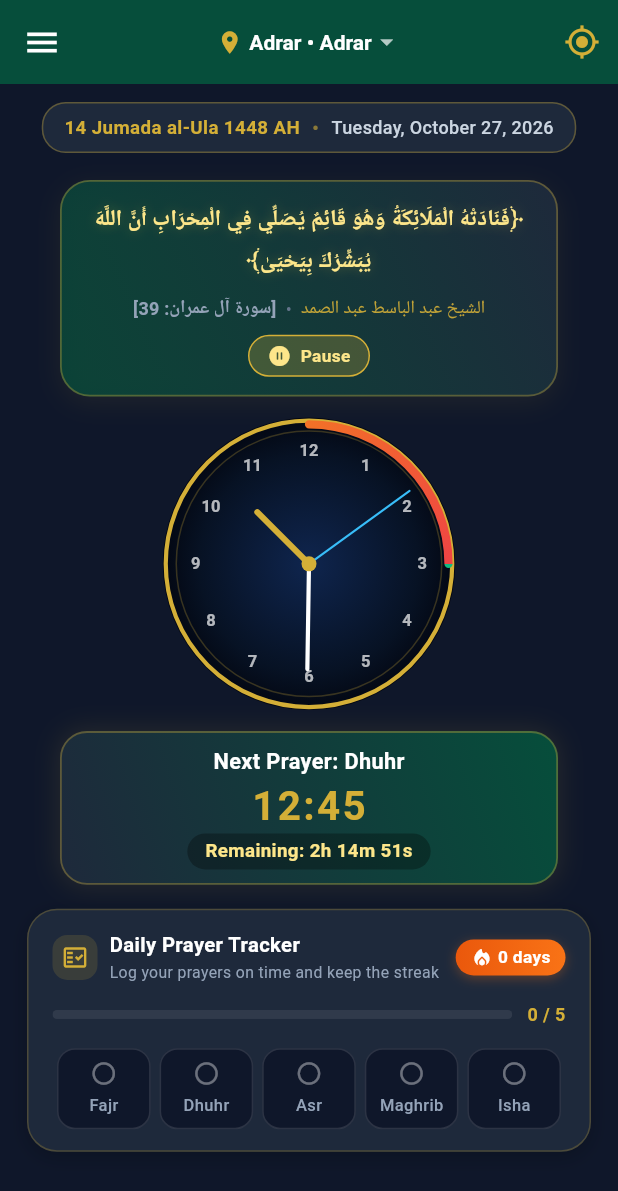
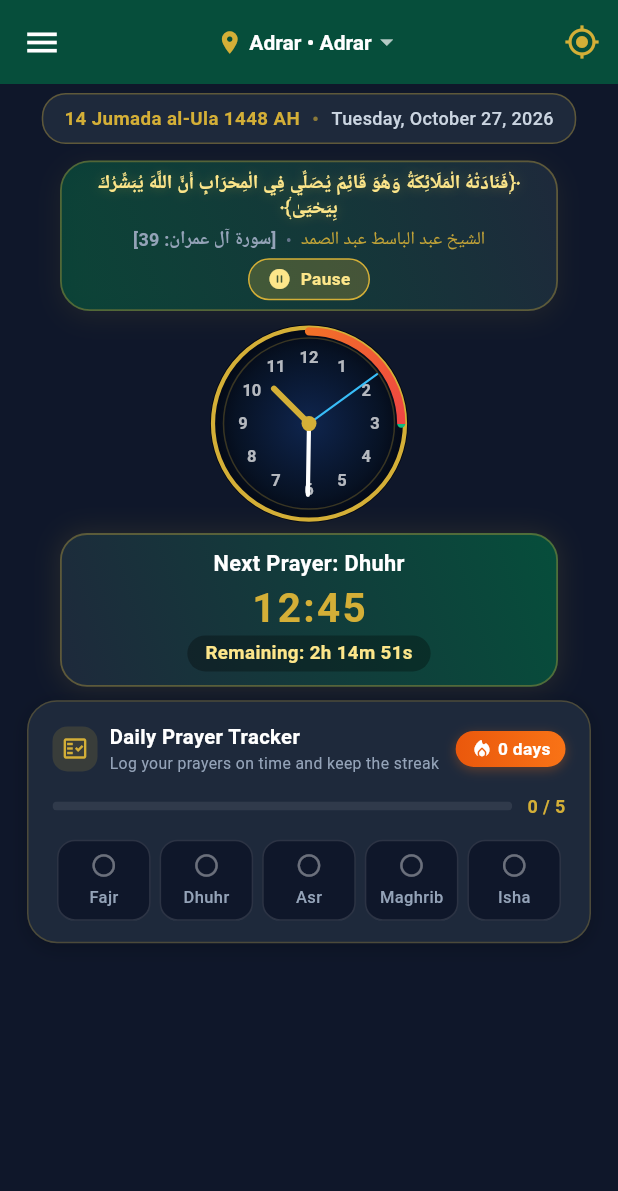
Before and after one commit to dahmane0509/mihrab, a Flutter app: the NextPrayerScreen screen opened directly with sample values from the repository, on a phone screen of 412 x 824 dp. Shown: the top 1191 px of the screen. Run offline on Flutter 3.47's test engine with Material 3 defaults, Android fonts, the phone set to English and light mode, and no system bars; our stand-ins replace audioplayers, device_info_plus, flutter_local_notifications, geolocator, google_fonts, package_info_plus and 4 more; accounts and stored records are empty; Roboto replaces fonts that are missing (Amiri); statements that could not run were skipped.

Commit message:
Fix dual Adhan playback, SplashScreen Sheikh text overflow, and NextPrayerScreen compact layout (v1.0.3)

```diff
--- a/lib/screens/next_prayer_screen.dart
+++ b/lib/screens/next_prayer_screen.dart
@@ -130,13 +130,8 @@ class _NextPrayerScreenState extends State<NextPrayerScreen> {
   }
 
   void _triggerPrayerAdhanAlert(String prayerName, String prayerKey) {
+    VerseAudioService.stopVerse();
     if (const bool.fromEnvironment('FLUTTER_TEST')) return;
-
-    PrayerNotificationService.triggerAdhanNotification(
-      prayerName: prayerName,
-      prayerKey: prayerKey,
-      communeName: widget.currentCommune?.nameAr ?? widget.currentWilaya.nameAr,
-    );
 
     showDialog<void>(
       context: context,
@@ -155,7 +150,7 @@ class _NextPrayerScreenState extends State<NextPrayerScreen> {
               SizedBox(width: 10),
               Text(
                 "حان الآن موعد الصلاة",
-                style: TextStyle(color: Colors.white, fontSize: 17, fontWeight: FontWeight.bold),
+                style: TextStyle(color: Colors.white, fontSize: 13, fontWeight: FontWeight.bold),
               ),
             ],
           ),
@@ -165,9 +160,9 @@ class _NextPrayerScreenState extends State<NextPrayerScreen> {
               Text(
                 "الله أكبر الله أكبر\nحان الآن موعد أذان صلاة $prayerName حسب التوقيت المحلي لـ $locName 🕌",
                 textAlign: TextAlign.center,
-                style: const TextStyle(color: Colors.white, fontSize: 15, height: 1.6),
+                style: const TextStyle(color: Colors.white, fontSize: 13, height: 1.3),
               ),
-              const SizedBox(height: 12),
+              const SizedBox(height: 5),
               const Text(
                 "«حَيَّ عَلَى الصَّلَاةِ، حَيَّ عَلَى الْفَلَاحِ»",
                 style: TextStyle(color: Color(0xFFFDE68A), fontWeight: FontWeight.bold, fontSize: 14),
@@ -375,7 +370,7 @@ class _NextPrayerScreenState extends State<NextPrayerScreen> {
                 ],
               ),
               body: SingleChildScrollView(
-                padding: const EdgeInsets.symmetric(horizontal: 18.0, vertical: 12.0),
+                padding: const EdgeInsets.symmetric(horizontal: 18.0, vertical: 6),
                 child: Column(
                   children: [
                     // Dates card - Perfectly centered per user request
@@ -409,13 +404,13 @@ class _NextPrayerScreenState extends State<NextPrayerScreen> {
                         ),
                       ),
                     ),
-                    const SizedBox(height: 12),
+                    const SizedBox(height: 5),
 
                     // Mihrab Holy Quran Verse Card with Recitation Control
                     Container(
                       width: double.infinity,
                       margin: const EdgeInsets.symmetric(horizontal: 22.0, vertical: 6.0),
-                      padding: const EdgeInsets.symmetric(horizontal: 16.0, vertical: 12.0),
+                      padding: const EdgeInsets.symmetric(horizontal: 16.0, vertical: 6),
                       clipBehavior: Clip.antiAlias,
                       decoration: BoxDecoration(
                         gradient: LinearGradient(
@@ -449,9 +444,9 @@ class _NextPrayerScreenState extends State<NextPrayerScreen> {
                             textDirection: TextDirection.rtl,
                             style: GoogleFonts.amiri(
                               color: const Color(0xFFFDE68A),
-                              fontSize: 15,
+                              fontSize: 13,
                               fontWeight: FontWeight.bold,
-                              height: 1.8,
+                              height: 1.3,
                               shadows: [
                                 Shadow(
                                   color: const Color(0xFFD4AF37).withValues(alpha: 0.35),
@@ -461,7 +456,7 @@ class _NextPrayerScreenState extends State<NextPrayerScreen> {
                             ),
                           ),
 
-                          const SizedBox(height: 8),
+                          const SizedBox(height: 3),
 
                           // Attribution with Wrap to guarantee zero overflow
                           Wrap(
@@ -495,7 +490,7 @@ class _NextPrayerScreenState extends State<NextPrayerScreen> {
                             ],
                           ),
 
-                          const SizedBox(height: 8),
+                          const SizedBox(height: 3),
 
                           // Interactive Audio Recitation Button with live state
                           ValueListenableBuilder<bool>(
@@ -551,7 +546,7 @@ class _NextPrayerScreenState extends State<NextPrayerScreen> {
                         ],
                       ),
                     ),
-                    const SizedBox(height: 8),
+                    const SizedBox(height: 3),
 
                     // Islamic Clock (Supports Analog, Digital, Minimalist)
                     Center(
@@ -561,7 +556,7 @@ class _NextPrayerScreenState extends State<NextPrayerScreen> {
                         isAr: isAr,
                       ),
                     ),
-                    const SizedBox(height: 10),
+                    const SizedBox(height: 3),
 
                     // Next Prayer Countdown Card (Compact vertical layout)
                     Container(
@@ -635,11 +630,11 @@ class _NextPrayerScreenState extends State<NextPrayerScreen> {
                         ],
                       ),
                     ),
-                    const SizedBox(height: 12),
+                    const SizedBox(height: 5),
 
                     // Daily Prayer Tracker with Streak Badge
                     PrayerTrackerCard(isAr: isAr),
-                    const SizedBox(height: 20),
+                    const SizedBox(height: 5),
                   ],
                 ),
               ),
--- a/lib/screens/splash_screen.dart
+++ b/lib/screens/splash_screen.dart
@@ -320,7 +320,7 @@ class _SplashScreenState extends State<SplashScreen> with TickerProviderStateMix
                                 position: _verseSlideAnimation,
                                 child: Container(
                                   margin: const EdgeInsets.symmetric(horizontal: 20),
-                                  padding: const EdgeInsets.symmetric(horizontal: 14, vertical: 7),
+                                  padding: const EdgeInsets.symmetric(horizontal: 8, vertical: 7),
                                   decoration: BoxDecoration(
                                     color: const Color(0xFF0B192E).withValues(alpha: 0.8),
                                     borderRadius: BorderRadius.circular(18),
@@ -582,7 +582,7 @@ class _SplashScreenState extends State<SplashScreen> with TickerProviderStateMix
 
                                   // Subtitle with White Border Badge
                                   Container(
-                                    padding: const EdgeInsets.symmetric(horizontal: 18, vertical: 5),
+                                    padding: const EdgeInsets.symmetric(horizontal: 8, vertical: 5),
                                     decoration: BoxDecoration(
                                       color: const Color(0xFF0F254E).withValues(alpha: 0.85),
                                       borderRadius: BorderRadius.circular(20),
@@ -737,7 +737,7 @@ class _SplashScreenState extends State<SplashScreen> with TickerProviderStateMix
                 onTap: () => _navigateToHome(stopAudio: false),
                 borderRadius: BorderRadius.circular(20),
                 child: Container(
-                  padding: const EdgeInsets.symmetric(horizontal: 14, vertical: 6),
+                  padding: const EdgeInsets.symmetric(horizontal: 8, vertical: 6),
                   decoration: BoxDecoration(
                     color: Colors.white.withValues(alpha: 0.14),
                     borderRadius: BorderRadius.circular(20),
--- a/lib/services/adhan_audio_service.dart
+++ b/lib/services/adhan_audio_service.dart
@@ -1,3 +1,4 @@
+import 'package:flutter_local_notifications/flutter_local_notifications.dart';
 import 'dart:convert';
 import 'dart:io';
 import 'package:audioplayers/audioplayers.dart';
@@ -364,6 +365,8 @@ class AdhanAudioService {
   /// Plays authentic human Adhan recording immediately.
   /// IMPORTANT: Immediately calls VerseAudioService.stop() to prevent overlap!
   static Future<bool> playAdhan({String? soundId}) async {
+    try { await VerseAudioService.stopVerse(); } catch (_) {}
+    try { await FlutterLocalNotificationsPlugin().cancelAll(); } catch (_) {}
     try {
       // 1. Immediately stop any Quran recitation before playing Adhan
       await VerseAudioService.stop();
@@ -440,6 +443,8 @@ class AdhanAudioService {
 
   /// Plays adhan assigned specifically for a prayer name
   static Future<bool> playAdhanForPrayer(String prayerKey) async {
+    try { await VerseAudioService.stopVerse(); } catch (_) {}
+    try { await FlutterLocalNotificationsPlugin().cancelAll(); } catch (_) {}
     final soundId = await getSoundForPrayer(prayerKey);
     return playAdhan(soundId: soundId);
   }
@@ -469,6 +474,7 @@ class AdhanAudioService {
 
   /// Stop any currently playing audio
   static Future<void> stopAdhan() async {
+    try { await FlutterLocalNotificationsPlugin().cancelAll(); } catch (_) {}
     try {
       await _player.stop();
       await _chimePlayer.stop();
--- a/lib/services/prayer_notification_service.dart
+++ b/lib/services/prayer_notification_service.dart
@@ -449,6 +449,7 @@ class PrayerNotificationService {
     required String communeName,
     bool playVoice = true,
   }) async {
+    if (AdhanAudioService.isPlayingNotifier.value) { try { await _notifications.cancelAll(); } catch (_) {} return; }
     markTriggeredToday(prayerKey);
 
     // 1. Play Adhan Voice through loudspeaker and full volume when app is open
--- a/lib/widgets/mihrab_clock_widget.dart
+++ b/lib/widgets/mihrab_clock_widget.dart
@@ -41,8 +41,8 @@ class MihrabClockWidget extends StatelessWidget {
   // 1. Classic Analog Clock
   Widget _buildAnalogClock(BuildContext context, AppThemeColor theme) {
     return SizedBox(
-      width: 195,
-      height: 195,
+      width: 132,
+      height: 132,
       child: CustomPaint(
         painter: ModernAnalogClockPainter(
           dateTime: dateTime,
@@ -200,8 +200,8 @@ class MihrabClockWidget extends StatelessWidget {
   // 3. Minimalist Arabic Numerals Clock
   Widget _buildMinimalistClock(BuildContext context, AppThemeColor theme) {
     return SizedBox(
-      width: 195,
-      height: 195,
+      width: 132,
+      height: 132,
       child: CustomPaint(
         painter: MinimalistArabicClockPainter(
           dateTime: dateTime,
--- a/pubspec.yaml
+++ b/pubspec.yaml
@@ -1,7 +1,7 @@
 name: mihrab_app
 description: "مِحْراب: مواقيت الصلاة والقرآن في الجزائر - أذكار، قرآن كريم، بوصلة القبلة، بلديات الجزائر، بث مباشر"
 publish_to: 'none'
-version: 1.0.2+3
+version: 1.0.3+4
 
 environment:
   sdk: '>=3.0.0 <4.0.0'
```
